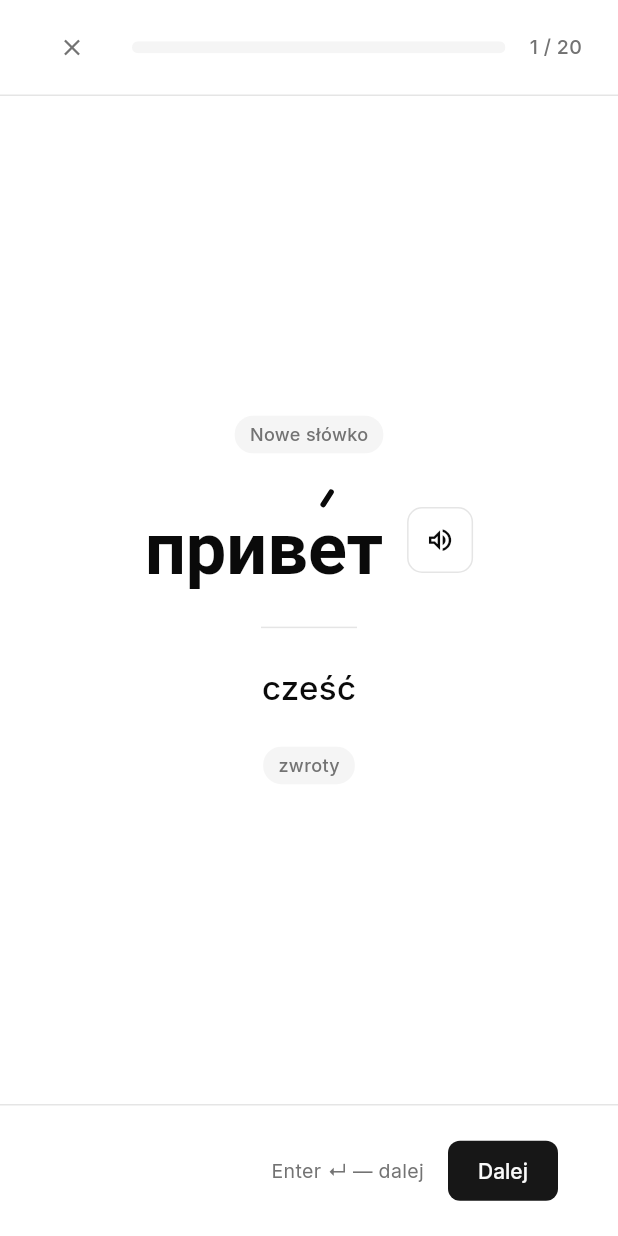
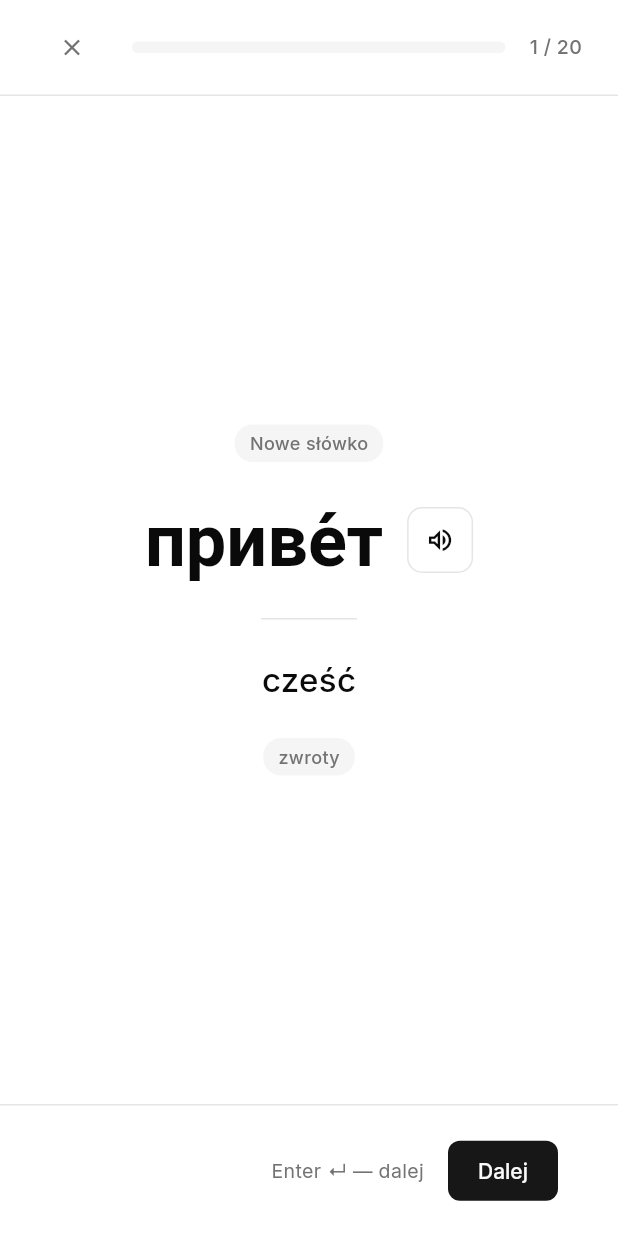
Before and after one commit to pavgos22/verba, a Flutter app: the SessionScreen screen opened directly, on a phone screen of 412 x 824 dp. Run offline on Flutter 3.47's test engine with Material 3 defaults, Android fonts, the phone set to English and light mode, and no system bars; our stand-ins replace flutter_riverpod, flutter_tts, package_info_plus, shared_preferences; missing offline and left inert: window_manager; accounts and stored records are empty.

Commit message:
render stress mark with real font glyph

```diff
--- a/lib/widgets/accented_text.dart
+++ b/lib/widgets/accented_text.dart
@@ -28,22 +28,22 @@ class AccentedText extends ConsumerWidget {
         strippedCount++;
       }
     }
-    final painter = TextPainter(
+    final textPainter = TextPainter(
       text: TextSpan(text: stripped, style: style),
       textDirection: TextDirection.ltr,
     )..layout();
-    final fontSize = style.fontSize ?? 14;
-    final topPad = fontSize * 0.24;
+    final markPainter = TextPainter(
+      text: TextSpan(text: '´', style: style),
+      textDirection: TextDirection.ltr,
+    )..layout();
     return SizedBox(
-      width: painter.width,
-      height: painter.height + topPad,
+      width: textPainter.width,
+      height: textPainter.height,
       child: CustomPaint(
         painter: _AccentPainter(
-          textPainter: painter,
+          textPainter: textPainter,
+          markPainter: markPainter,
           stressIndices: stressIndices,
-          topPad: topPad,
-          fontSize: fontSize,
-          color: style.color ?? Theme.of(context).colorScheme.onSurface,
         ),
       ),
     );
@@ -53,42 +53,31 @@ class AccentedText extends ConsumerWidget {
 class _AccentPainter extends CustomPainter {
   _AccentPainter({
     required this.textPainter,
+    required this.markPainter,
     required this.stressIndices,
-    required this.topPad,
-    required this.fontSize,
-    required this.color,
   });
 
   final TextPainter textPainter;
+  final TextPainter markPainter;
   final List<int> stressIndices;
-  final double topPad;
-  final double fontSize;
-  final Color color;
 
   @override
   void paint(Canvas canvas, Size size) {
-    textPainter.paint(canvas, Offset(0, topPad));
-    final paint = Paint()
-      ..color = color
-      ..strokeWidth = fontSize * 0.075
-      ..strokeCap = StrokeCap.round;
+    textPainter.paint(canvas, Offset.zero);
+    final textBaseline = textPainter.computeDistanceToActualBaseline(TextBaseline.alphabetic);
+    final markBaseline = markPainter.computeDistanceToActualBaseline(TextBaseline.alphabetic);
     for (final index in stressIndices) {
       final left = textPainter.getOffsetForCaret(TextPosition(offset: index), Rect.zero).dx;
       final right = textPainter.getOffsetForCaret(TextPosition(offset: index + 1), Rect.zero).dx;
       final midX = (left + right) / 2;
-      canvas.drawLine(
-        Offset(midX - fontSize * 0.055, topPad * 0.88),
-        Offset(midX + fontSize * 0.055, topPad * 0.16),
-        paint,
-      );
+      markPainter.paint(canvas, Offset(midX - markPainter.width / 2, textBaseline - markBaseline));
     }
   }
 
   @override
   bool shouldRepaint(_AccentPainter oldDelegate) {
     return oldDelegate.textPainter.text != textPainter.text ||
-        oldDelegate.color != color ||
-        oldDelegate.fontSize != fontSize ||
+        oldDelegate.markPainter.text != markPainter.text ||
         oldDelegate.stressIndices.toString() != stressIndices.toString();
   }
 }
```
